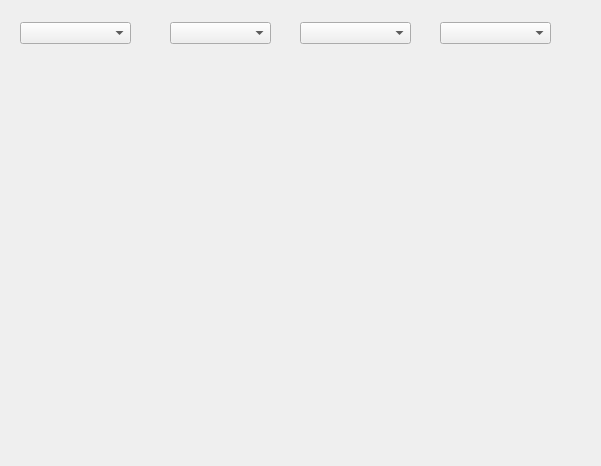
The window that Test2/media.ui (Tameratlant/Qt) describes before a commit, drawn with Qt 5.
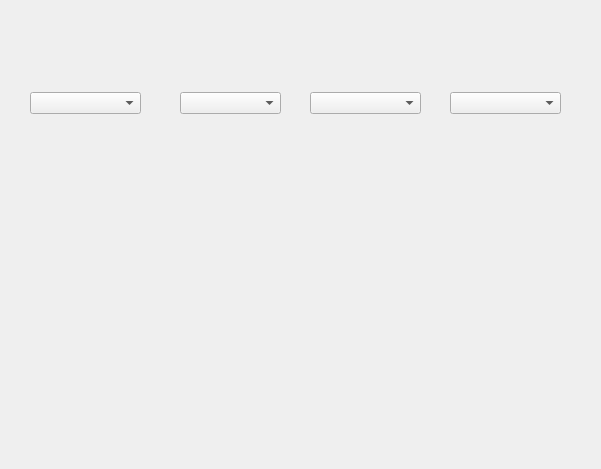
The same window after the commit.

What changed in the file:
```diff
--- a/Test2/media.ui
+++ b/Test2/media.ui
@@ -7,7 +7,7 @@
     <x>0</x>
     <y>0</y>
     <width>601</width>
-    <height>466</height>
+    <height>469</height>
    </rect>
   </property>
   <property name="windowTitle">
@@ -16,8 +16,8 @@
   <widget class="QWidget" name="horizontalLayoutWidget">
    <property name="geometry">
     <rect>
-     <x>20</x>
-     <y>20</y>
+     <x>30</x>
+     <y>90</y>
      <width>111</width>
      <height>27</height>
     </rect>
@@ -31,8 +31,8 @@
   <widget class="QWidget" name="horizontalLayoutWidget_2">
    <property name="geometry">
     <rect>
-     <x>170</x>
-     <y>20</y>
+     <x>180</x>
+     <y>90</y>
      <width>101</width>
      <height>27</height>
     </rect>
@@ -46,8 +46,8 @@
   <widget class="QWidget" name="verticalLayoutWidget_2">
    <property name="geometry">
     <rect>
-     <x>300</x>
-     <y>20</y>
+     <x>310</x>
+     <y>90</y>
      <width>111</width>
      <height>27</height>
     </rect>
@@ -61,8 +61,8 @@
   <widget class="QWidget" name="horizontalLayoutWidget_3">
    <property name="geometry">
     <rect>
-     <x>440</x>
-     <y>20</y>
+     <x>450</x>
+     <y>90</y>
      <width>111</width>
      <height>27</height>
     </rect>
```
